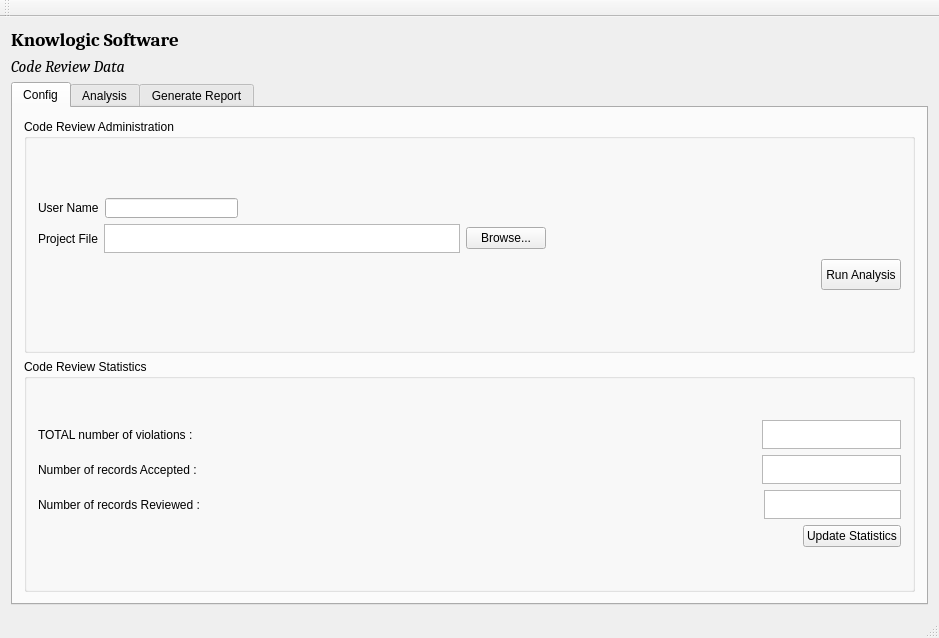
Above: crmainwindow.ui from jvahue/codereview1 before the change. Below: the same form after it.
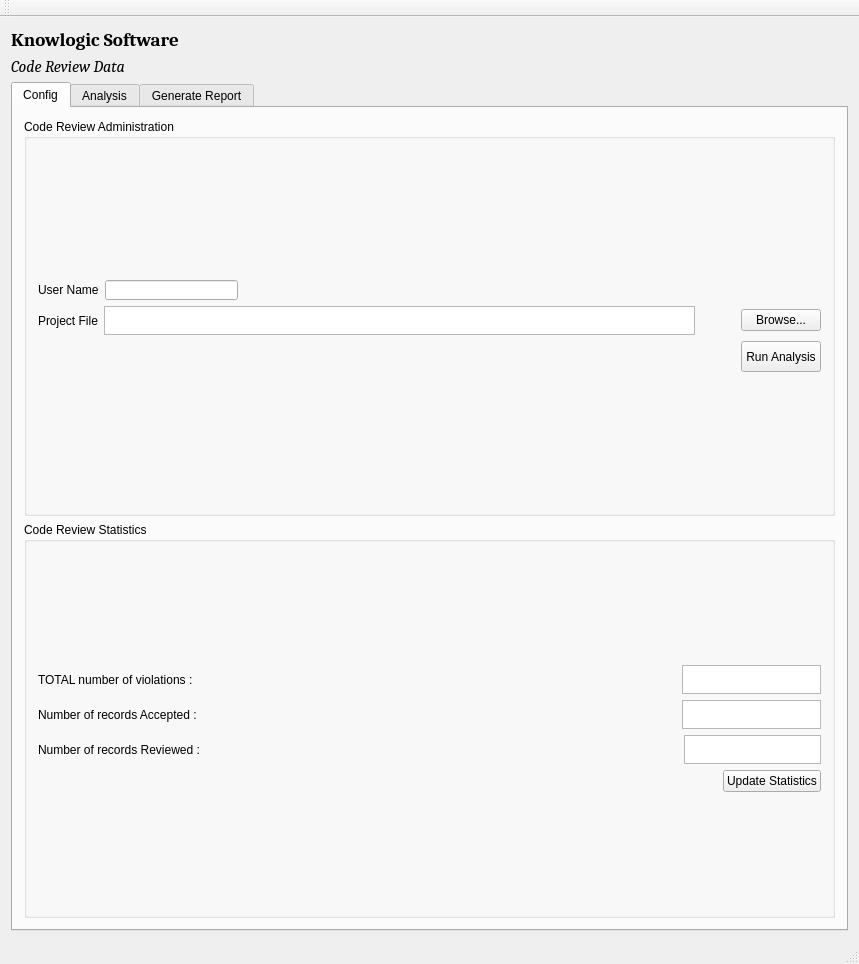
That is the form after the change. The open tabs and pages were chosen to show the change.

```diff
--- a/crmainwindow.ui
+++ b/crmainwindow.ui
@@ -6,8 +6,8 @@
    <rect>
     <x>0</x>
     <y>0</y>
-    <width>939</width>
-    <height>638</height>
+    <width>855</width>
+    <height>964</height>
    </rect>
   </property>
   <property name="windowTitle">
@@ -121,6 +121,12 @@
                  </item>
                  <item>
                   <widget class="QTextBrowser" name="textBrowser_ProjFile">
+                   <property name="minimumSize">
+                    <size>
+                     <width>591</width>
+                     <height>0</height>
+                    </size>
+                   </property>
                    <property name="maximumSize">
                     <size>
                      <width>591</width>
@@ -129,6 +135,19 @@
                    </property>
                   </widget>
                  </item>
+                 <item>
+                  <spacer name="horizontalSpacer_3">
+                   <property name="orientation">
+                    <enum>Qt::Horizontal</enum>
+                   </property>
+                   <property name="sizeHint" stdset="0">
+                    <size>
+                     <width>40</width>
+                     <height>20</height>
+                    </size>
+                   </property>
+                  </spacer>
+                 </item>
                  <item>
                   <widget class="QPushButton" name="pushButton_pFileBrowse">
                    <property name="text">
@@ -136,19 +155,6 @@
                    </property>
                   </widget>
                  </item>
-                 <item>
-                  <spacer name="horizontalSpacer_3">
-                   <property name="orientation">
-                    <enum>Qt::Horizontal</enum>
-                   </property>
-                   <property name="sizeHint" stdset="0">
-                    <size>
-                     <width>118</width>
-                     <height>20</height>
-                    </size>
-                   </property>
-                  </spacer>
-                 </item>
                 </layout>
                </item>
                <item>
```
Left out of the diff: 14 changed lines with no effect on the pictures.
